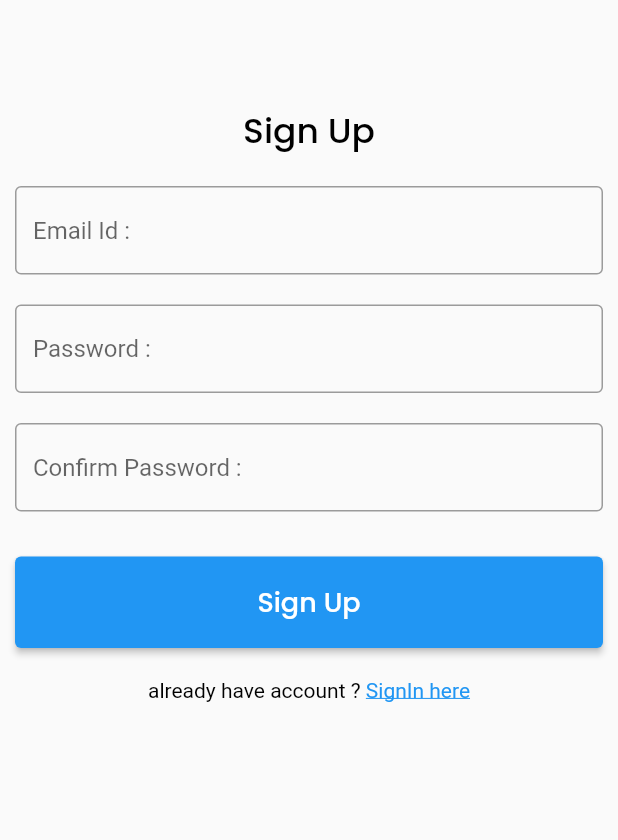
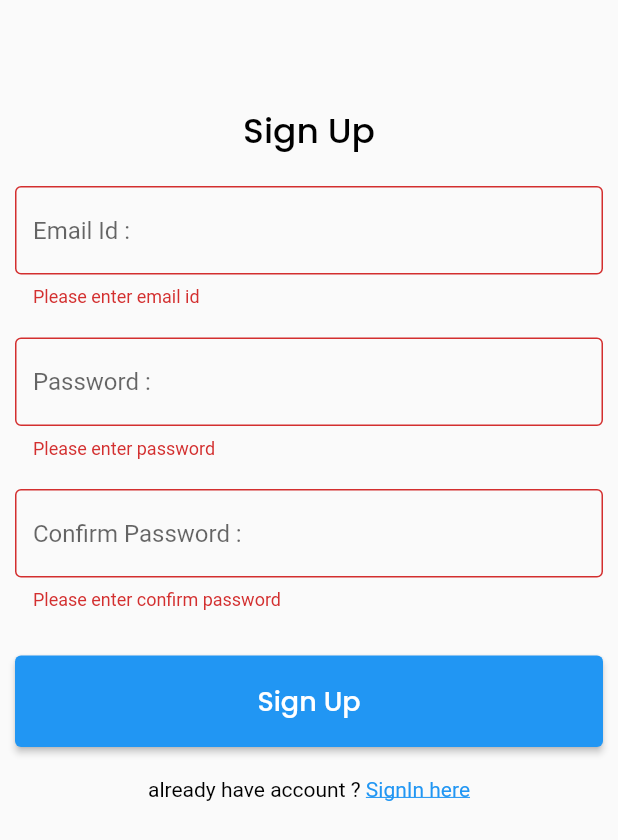
Before and after one commit to adi0515sharma/Flutter_todo, a Flutter app: the Registration screen opened directly, on a phone screen of 412 x 824 dp. Shown: the top 840 px of the screen. Run offline on Flutter 3.47's test engine with Material 2 defaults, Android fonts, the phone set to English and light mode, and no system bars; our stand-ins replace firebase_auth, firebase_core, flutter_screenutil, fluttertoast, google_fonts, google_sign_in; missing offline and left inert: flutter_facebook_auth; accounts and stored records are empty; network calls fail.

Commit message:
update the code

```diff
--- /dev/null
+++ b/lib/Utils/Resource.dart
@@ -0,0 +1,18 @@
+enum ResourceStatus { Loading, Success, Error }
+
+class Resource<T> {
+  final ResourceStatus status;
+  final T? data;
+  final String message;
+
+  Resource(this.status, this.data, this.message);
+
+  static String WEAK_PASSWORD = "weak password";
+  static String ALREADY_EXISTS = "already exists";
+  static String SUCCESS = "success";
+  static String REGISTER_SUCCESSFULL = "Register successfully";
+  static String SOMETHING_WENT_WRONG = "something went wrong";
+  static String EMAIL_ID_NOT_AVAILABLE = "No user found for that email";
+  static String WRONG_PASSWORD = "Wrong password provided for that user";
+  static String ACCOUNT_EXISTS_WITH_DIFFERENT_PROVIDER = "The given email id is register with different provider";
+}
--- a/lib/scrrens/Registration.dart
+++ b/lib/scrrens/Registration.dart
@@ -4,6 +4,8 @@ import 'package:flutter/material.dart';
 import 'package:fluttertoast/fluttertoast.dart';
 import 'package:google_fonts/google_fonts.dart';
 import 'package:task/Utils/Authentication.dart';
+import 'package:task/Utils/Resource.dart';
+import 'package:task/Utils/utils.dart';
 
 import 'Home.dart';
 import 'Login.dart';
@@ -19,12 +21,12 @@ class _RegistrationState extends State<Registration> {
   final TextEditingController emailController = TextEditingController();
   final TextEditingController passwordController = TextEditingController();
 
+  String _password = "";
 
   @override
   initState() {
     super.initState();
     // Add listeners to this class
-    print("registration page called");
   }
 
   _launchURL() {
@@ -38,35 +40,20 @@ class _RegistrationState extends State<Registration> {
   regiseterWithEmailAndPassword() async{
     String email = emailController.text;
     String password = passwordController.text;
-    UserCredential? user = await Authentication.createUserWithEmailAndPassword(email, password);
+    Resource<User>? user = await Authentication.createUserWithEmailAndPassword(email, password);
     if(user!=null)
     {
-      Fluttertoast.showToast(
-          msg: "Register successfully",
-          toastLength: Toast.LENGTH_SHORT,
-          gravity: ToastGravity.BOTTOM,
-          timeInSecForIosWeb: 1,
-          backgroundColor: Colors.red,
-          textColor: Colors.white,
-          fontSize: 16.0
-      );
-
-      Navigator.push(
-          context,
-          MaterialPageRoute(
-              builder: (context) =>
-                  Home()));
+      if(user.status == ResourceStatus.Success){
+        Navigator.push(
+            context,
+            MaterialPageRoute(
+                builder: (context) =>
+                    Home()));
+      }
+      Utils.showToastMessage(user.message, Toast.LENGTH_SHORT);
     }
     else{
-      Fluttertoast.showToast(
-          msg: "Couldn't able to register",
-          toastLength: Toast.LENGTH_SHORT,
-          gravity: ToastGravity.BOTTOM,
-          timeInSecForIosWeb: 1,
-          backgroundColor: Colors.red,
-          textColor: Colors.white,
-          fontSize: 16.0
-      );
+      Utils.showToastMessage(Resource.SOMETHING_WENT_WRONG, Toast.LENGTH_SHORT);
     }
   }
 
@@ -76,19 +63,19 @@ class _RegistrationState extends State<Registration> {
       body: SingleChildScrollView(
           child: Container(
         child: Padding(
-          padding: EdgeInsets.fromLTRB(10, 30, 10, 0),
+          padding: const EdgeInsets.fromLTRB(10, 30, 10, 0),
           child: Column(
             mainAxisAlignment: MainAxisAlignment.center,
             children: [
-              SizedBox(
+              const SizedBox(
                 height: 40,
               ),
               Text("Sign Up",
                   style: GoogleFonts.poppins(
                       color: Colors.black,
                       fontWeight: FontWeight.w500,
-                      textStyle: TextStyle(fontSize: 23))),
-              SizedBox(
+                      textStyle: const TextStyle(fontSize: 23))),
+              const SizedBox(
                 height: 20,
               ),
               Form(
@@ -97,8 +84,8 @@ class _RegistrationState extends State<Registration> {
                 children: [
                   TextFormField(
                     controller: emailController,
-                    decoration: const InputDecoration(
-                        hintText: "Email Id : ", border: OutlineInputBorder()),
+                    autovalidateMode: AutovalidateMode.always,
+                    decoration: const InputDecoration(hintText: "Email Id : ", border: OutlineInputBorder()),
                     validator: (value) {
                       if (value == null || value.isEmpty) {
                         return 'Please enter email id';
@@ -106,11 +93,13 @@ class _RegistrationState extends State<Registration> {
                       return null;
                     },
                   ),
-                  SizedBox(
+                  const SizedBox(
                     height: 20,
                   ),
                   TextFormField(
                     obscureText: true,
+                    onChanged: (value) => _password = value,
+                    autovalidateMode: AutovalidateMode.always,
                     controller: passwordController,
                     decoration: const InputDecoration(
                         hintText: "Password : ", border: OutlineInputBorder()),
@@ -121,16 +110,22 @@ class _RegistrationState extends State<Registration> {
                       return null;
                     },
                   ),
-                  SizedBox(
+                  const SizedBox(
                     height: 20,
                   ),
                   TextFormField(
-                    decoration: InputDecoration(
+
+                    autovalidateMode: AutovalidateMode.always,
+                    obscureText: true,
+                    decoration: const InputDecoration(
                         hintText: "Confirm Password : ",
                         border: OutlineInputBorder()),
                     validator: (value) {
                       if (value == null || value.isEmpty) {
                         return 'Please enter confirm password';
+                      }
+                      else if(value != _password){
+                        return 'Confirm password not matching with password';
                       }
                       return null;
                     },
@@ -138,7 +133,7 @@ class _RegistrationState extends State<Registration> {
                 ],
               )),
 
-              SizedBox(
+              const SizedBox(
                 height: 30,
               ),
               SizedBox(
@@ -155,21 +150,21 @@ class _RegistrationState extends State<Registration> {
                         style: GoogleFonts.poppins(
                             color: Colors.white,
                             fontWeight: FontWeight.w500,
-                            textStyle: TextStyle(fontSize: 18))),
+                            textStyle: const TextStyle(fontSize: 18))),
                   ),
                 ),
               ),
-              SizedBox(
+              const SizedBox(
                 height: 20,
               ),
               RichText(
                   text: TextSpan(children: [
-                TextSpan(
+                const TextSpan(
                     text: "already have account ? ",
                     style: TextStyle(color: Colors.black)),
                 TextSpan(
                   text: "SignIn here",
-                  style: TextStyle(
+                  style: const TextStyle(
                       color: Colors.blue, decoration: TextDecoration.underline),
                   recognizer: TapGestureRecognizer()
                     ..onTap = () {
```
Also changed, not shown: lib/Utils/Authentication.dart (+63 -56 lines), lib/Utils/utils.dart (added, +18 -0 lines), lib/components/Task.dart (added, +49 -0 lines), lib/components/TodaysTaskUI.dart (added, +64 -0 lines), lib/scrrens/Home.dart (+130 -23 lines), lib/scrrens/Login.dart (+34 -61 lines), lib/components/CustomImage.dart (added), lib/components/SearchBar.dart (added), lib/components/Selector.dart (added), 1 other file.
